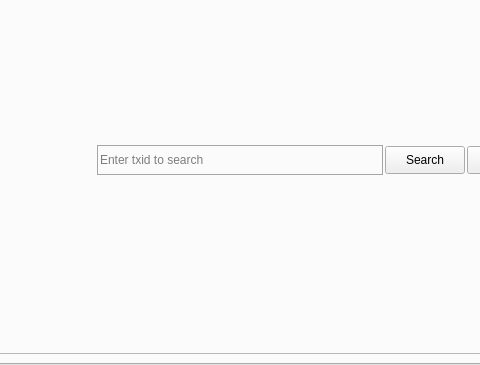
The window that src/qt/forms/masternodelist.ui (MassGrid/MassGrid) describes before a commit, drawn with Qt 5; both pictures show x 250 to 730 and y 89 to 454 of the 891 by 454 pixel window.
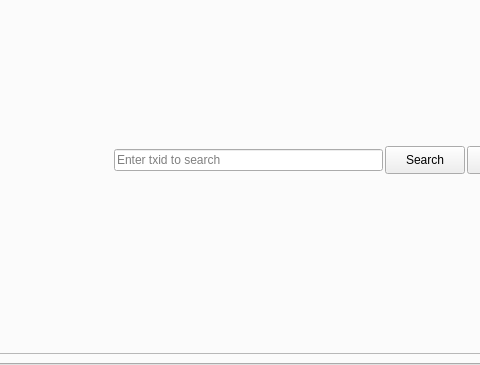
The same window after the commit. The open tabs and pages were chosen to show the change.

```diff
--- a/src/qt/forms/masternodelist.ui
+++ b/src/qt/forms/masternodelist.ui
@@ -56,22 +56,7 @@
         <enum>Qt::NoFocus</enum>
        </property>
        <property name="styleSheet">
-        <string notr="true">QWidget#MasternodeList QLineEdit#filterLineEdit,
-QWidget#MasternodeList QLineEdit#lineEdit_searchOrder
-{
-width:300px;
-height:28;
-border:1px solid rgb(165, 165, 165);
-background-color: rgb(255, 255, 255,0);
-}
-
-QWidget#MasternodeList QLineEdit::hover#filterLineEdit,
-QWidget#MasternodeList QLineEdit::hover#lineEdit_searchOrder
-{
-border:1px solid rgb(238,169,4);
-background-color: rgb(255, 255, 255,0);
-}
-</string>
+        <string notr="true"/>
        </property>
        <property name="currentIndex">
         <number>0</number>
```
Left out of the diff: 2 changed lines with no effect on the pictures.
